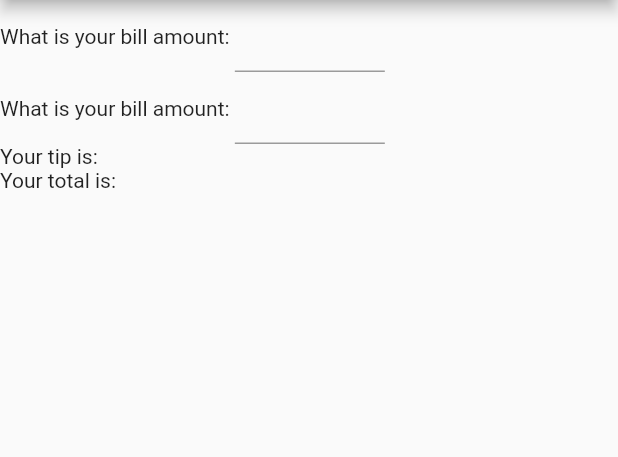
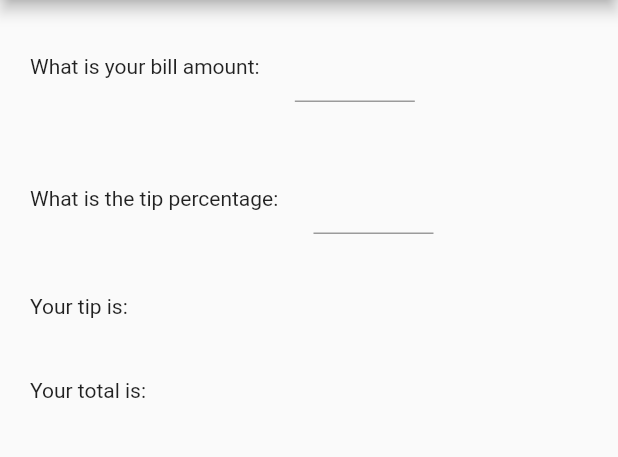
Before and after one commit to mohisham/tip_calculator, a Flutter app: the screen it shows after launch, on a phone screen of 412 x 824 dp, the part 84-541 px from its top. Run offline on Flutter 3.47's test engine with Material 2 defaults, Android fonts, the phone set to English and light mode, and no system bars.

Commit message:
Step 2 changes

```diff
--- a/lib/main.dart
+++ b/lib/main.dart
@@ -33,31 +33,38 @@ class _MyHomePageState extends State<MyHomePage> {
       appBar: AppBar(
         title: Text(widget.title),
       ),
-      body: Column(
+      body: Padding(
+        padding: const EdgeInsets.all(20.0),
+        child: Column(
           children: <Widget>[
             Row(
               children: <Widget>[
                 Text("What is your bill amount: "),
                 Container(
                     width: 100,
+                    padding: EdgeInsets.only(left: 20),
                     child: TextField()
                 ),
               ],
             ),
+            SizedBox(height: 40,),
             Row(
               children: <Widget>[
-              Text("What is your bill amount: "),
+                Text("What is the tip percentage: "),
                 Container(
                     width: 100,
+                    padding: EdgeInsets.only(left: 20),
                     child: TextField()
                 ),
               ],
             ),
+            SizedBox(height: 40,),
             Row(
               children: <Widget>[
                 Text("Your tip is: ")
               ],
             ),
+            SizedBox(height: 40,),
             Row(
               children: <Widget>[
                 Text("Your total is: ")
@@ -65,6 +72,7 @@ class _MyHomePageState extends State<MyHomePage> {
             ),
           ],
         ),
+      ),
     );
   }
 }
```
Lines whose indentation alone changed are shown as unchanged.
